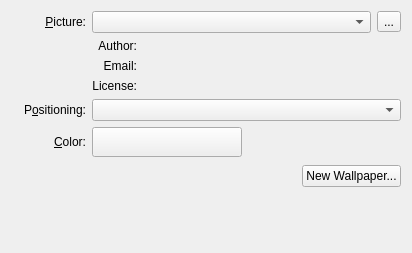
Old version of the form plasma/wallpapers/image/imageconfig.ui in the repository mgottschlag/kwin-tiling.
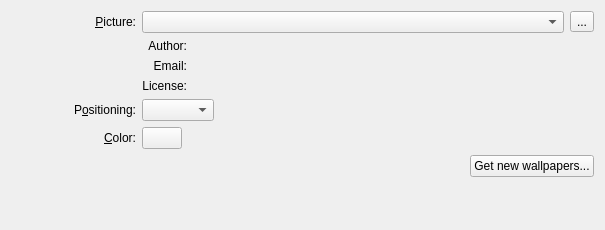
New version of the form. Custom widgets are drawn as their Qt base class.

Commit message: new layout in the wallpaper configuration and some new features: -setup ui to chose color and different scaling/cropping in slideshow mode -textbox to set the containment name -activity and theme now are before wallpaper section -some reordering/aligning to conform to the HIG

Diff of the .ui file:
```diff
--- a/plasma/wallpapers/image/imageconfig.ui
+++ b/plasma/wallpapers/image/imageconfig.ui
@@ -5,11 +5,11 @@
    <rect>
     <x>0</x>
     <y>0</y>
-    <width>412</width>
-    <height>253</height>
+    <width>605</width>
+    <height>230</height>
    </rect>
   </property>
-  <layout class="QGridLayout" name="gridLayout" >
+  <layout class="QGridLayout" name="gridLayout_2" >
    <item row="0" column="0" >
     <widget class="QLabel" name="label" >
      <property name="minimumSize" >
@@ -29,7 +29,7 @@
      </property>
     </widget>
    </item>
-   <item row="0" column="1" colspan="2" >
+   <item row="0" column="1" >
     <widget class="QComboBox" name="m_view" >
      <property name="sizePolicy" >
       <sizepolicy vsizetype="Fixed" hsizetype="Preferred" >
@@ -39,7 +39,7 @@
      </property>
     </widget>
    </item>
-   <item row="0" column="3" >
+   <item row="0" column="2" >
     <widget class="QToolButton" name="m_pictureUrlButton" >
      <property name="toolTip" >
       <string>Browse</string>
@@ -49,11 +49,8 @@
      </property>
     </widget>
    </item>
-   <item row="1" column="1" colspan="3" >
-    <layout class="QFormLayout" name="formLayout" >
-     <property name="labelAlignment" >
-      <set>Qt::AlignRight|Qt::AlignTrailing|Qt::AlignVCenter</set>
-     </property>
+   <item row="1" column="1" colspan="2" >
+    <layout class="QGridLayout" name="gridLayout" >
      <item row="0" column="0" >
       <widget class="QLabel" name="m_authorLabel" >
        <property name="text" >
@@ -132,7 +129,7 @@
     <widget class="QLabel" name="label_4" >
      <property name="minimumSize" >
       <size>
-       <width>75</width>
+       <width>125</width>
        <height>0</height>
       </size>
      </property>
@@ -147,7 +144,9 @@
      </property>
     </widget>
    </item>
-   <item row="2" column="1" colspan="3" >
+   <item row="2" column="1" colspan="2" >
+    <layout class="QHBoxLayout" name="horizontalLayout" >
+     <item>
     <widget class="QComboBox" name="m_resizeMethod" >
      <property name="sizePolicy" >
       <sizepolicy vsizetype="Fixed" hsizetype="Preferred" >
@@ -157,6 +156,21 @@
      </property>
     </widget>
    </item>
+     <item>
+      <spacer name="spacer_2" >
+       <property name="orientation" >
+        <enum>Qt::Horizontal</enum>
+       </property>
+       <property name="sizeHint" stdset="0" >
+        <size>
+         <width>187</width>
+         <height>17</height>
+        </size>
+       </property>
+      </spacer>
+     </item>
+    </layout>
+   </item>
    <item row="3" column="0" >
     <widget class="QLabel" name="label_5" >
      <property name="text" >
@@ -170,7 +184,9 @@
      </property>
     </widget>
    </item>
-   <item row="3" column="1" >
+   <item row="3" column="1" colspan="2" >
+    <layout class="QHBoxLayout" name="horizontalLayout_2" >
+     <item>
     <widget class="KColorButton" name="m_color" >
      <property name="sizePolicy" >
       <sizepolicy vsizetype="Fixed" hsizetype="Minimum" >
@@ -178,12 +194,6 @@
        <verstretch>0</verstretch>
       </sizepolicy>
      </property>
-     <property name="minimumSize" >
-      <size>
-       <width>150</width>
-       <height>30</height>
-      </size>
-     </property>
      <property name="color" >
       <color>
        <red>70</red>
@@ -200,7 +210,7 @@
      </property>
     </widget>
    </item>
-   <item row="3" column="2" colspan="2" >
+     <item>
     <spacer name="spacer" >
      <property name="orientation" >
       <enum>Qt::Horizontal</enum>
@@ -213,17 +223,19 @@
      </property>
     </spacer>
    </item>
-   <item row="4" column="0" colspan="4" >
-    <layout class="QHBoxLayout" name="horizontalLayout" >
+    </layout>
+   </item>
+   <item row="4" column="1" colspan="2" >
+    <layout class="QHBoxLayout" name="horizontalLayout_3" >
      <item>
-      <spacer name="spacer" >
+      <spacer name="horizontalSpacer" >
        <property name="orientation" >
         <enum>Qt::Horizontal</enum>
        </property>
        <property name="sizeHint" stdset="0" >
         <size>
-         <width>78</width>
-         <height>26</height>
+         <width>40</width>
+         <height>20</height>
         </size>
        </property>
       </spacer>
@@ -234,13 +246,13 @@
         <string>Download new wallpapers</string>
        </property>
        <property name="text" >
-        <string>New Wallpaper...</string>
+        <string>Get new wallpapers...</string>
        </property>
       </widget>
      </item>
     </layout>
    </item>
-   <item row="5" column="0" colspan="4" >
+   <item row="5" column="1" >
     <spacer name="verticalSpacer_2" >
      <property name="orientation" >
       <enum>Qt::Vertical</enum>
@@ -248,7 +260,7 @@
      <property name="sizeHint" stdset="0" >
       <size>
        <width>13</width>
-       <height>81</height>
+       <height>5</height>
       </size>
      </property>
     </spacer>
```
Lines whose indentation alone changed are shown as unchanged. The commit also changes 4 other files.
